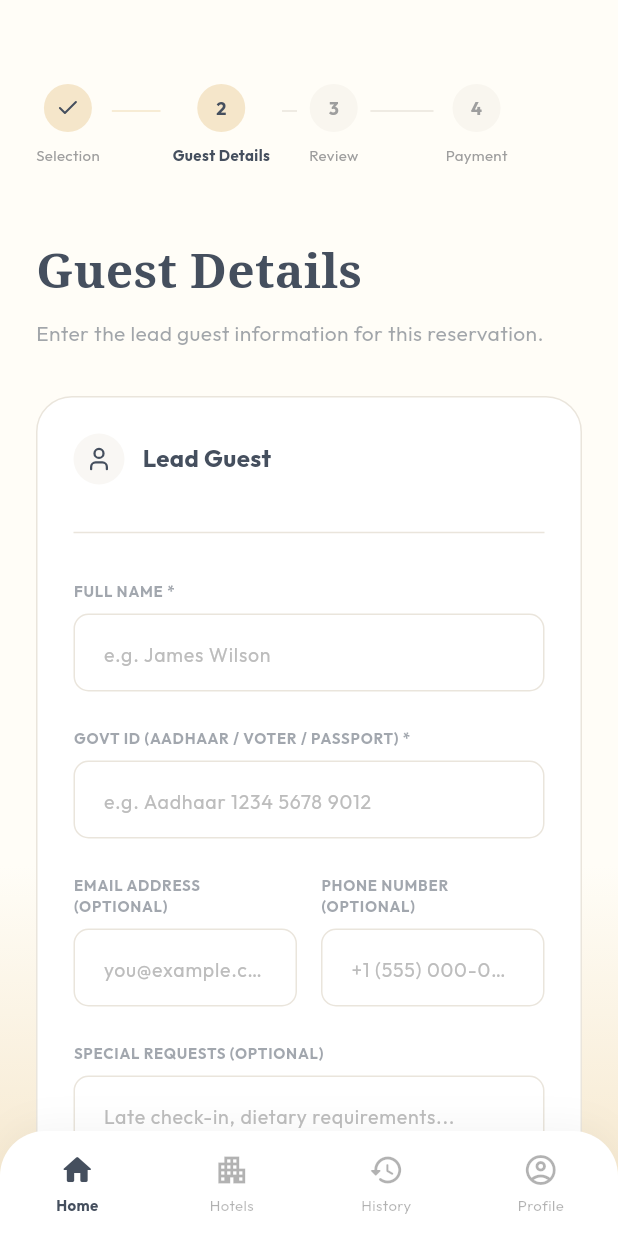
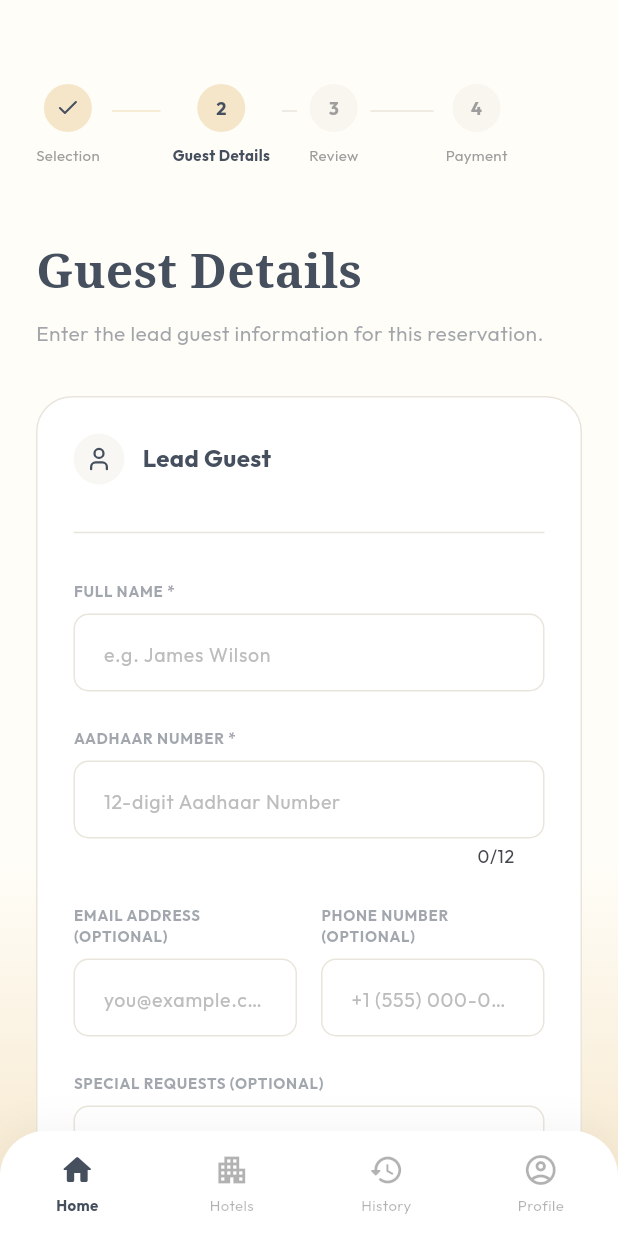
Before and after one commit to pavani163416/hotel-management, a Flutter app: the GuestDetailsPage screen opened by its route, on a phone screen of 412 x 824 dp. Run offline on Flutter 3.47's test engine with Material 3 defaults, Android fonts, the phone set to English and light mode, and no system bars; our stand-ins replace audioplayers, cached_network_image, dartz, dio, equatable, firebase_auth and 13 more; missing offline and left inert: dart:js, firebase_auth_platform_interface, gal; accounts and stored records are empty; network calls fail.

Commit message:
Rahima Changes-Aadhar Number

```diff
--- a/hotelmanag/lib/features/booking/presentation/pages/guest_details_page.dart
+++ b/hotelmanag/lib/features/booking/presentation/pages/guest_details_page.dart
@@ -1,4 +1,5 @@
 import 'package:flutter/material.dart';
+import 'package:flutter/services.dart';
 import 'package:lucide_icons/lucide_icons.dart';
 import 'package:go_router/go_router.dart';
 import 'package:provider/provider.dart';
@@ -259,9 +260,9 @@ class _GuestDetailsPageState extends State<GuestDetailsPage> {
           const SizedBox(height: 8),
           _buildTextField('e.g. James Wilson', _leadNameController, required: true),
           const SizedBox(height: 24),
-          _buildLabel('GOVT ID (AADHAAR / VOTER / PASSPORT) *'),
+          _buildLabel('AADHAAR NUMBER *'),
           const SizedBox(height: 8),
-          _buildTextField('e.g. Aadhaar 1234 5678 9012', _leadIdController, required: true),
+          _buildTextField('12-digit Aadhaar Number', _leadIdController, required: true, isAadhar: true),
           const SizedBox(height: 24),
           Row(
             children: [
@@ -341,9 +342,9 @@ class _GuestDetailsPageState extends State<GuestDetailsPage> {
           const SizedBox(height: 8),
           _buildTextField('Full Name', controllers['name']!, required: true),
           const SizedBox(height: 24),
-          _buildLabel('GOVT ID (AADHAAR / VOTER / PASSPORT) *'),
+          _buildLabel('AADHAAR NUMBER *'),
           const SizedBox(height: 8),
-          _buildTextField('Aadhaar / Voter ID / Passport number', controllers['id']!, required: true),
+          _buildTextField('12-digit Aadhaar Number', controllers['id']!, required: true, isAadhar: true),
           const SizedBox(height: 24),
           Row(
             children: [
@@ -430,9 +431,9 @@ class _GuestDetailsPageState extends State<GuestDetailsPage> {
                 child: Column(
                   crossAxisAlignment: CrossAxisAlignment.start,
                   children: [
-                    _buildLabel('GOVT ID (AADHAAR / VOTER / PASSPORT) *'),
+                    _buildLabel('AADHAAR NUMBER *'),
                     const SizedBox(height: 8),
-                    _buildTextField('Aadhaar / Voter ID / Passport number', controllers['id']!, required: true),
+                    _buildTextField('12-digit Aadhaar Number', controllers['id']!, required: true, isAadhar: true),
                   ],
                 ),
               ),
@@ -463,10 +464,13 @@ class _GuestDetailsPageState extends State<GuestDetailsPage> {
     return Text(text, style: TextStyle(fontSize: 10, fontWeight: FontWeight.bold, color: AppTheme.primaryColor.withOpacity(0.5), letterSpacing: 0.5));
   }
 
-  Widget _buildTextField(String hint, TextEditingController controller, {int maxLines = 1, bool required = false, bool isEmail = false}) {
+  Widget _buildTextField(String hint, TextEditingController controller, {int maxLines = 1, bool required = false, bool isEmail = false, bool isAadhar = false}) {
     return TextFormField(
       controller: controller,
       maxLines: maxLines,
+      maxLength: isAadhar ? 12 : null,
+      inputFormatters: isAadhar ? [FilteringTextInputFormatter.digitsOnly] : null,
+      keyboardType: isAadhar ? TextInputType.number : (isEmail ? TextInputType.emailAddress : TextInputType.text),
       validator: (value) {
         if (required && (value == null || value.isEmpty)) {
           return 'This field is required';
@@ -475,6 +479,12 @@ class _GuestDetailsPageState extends State<GuestDetailsPage> {
           final emailRegex = RegExp(r'^[\w-\.]+@([\w-]+\.)+[\w-]{2,4}$');
           if (!emailRegex.hasMatch(value)) {
             return 'Please enter a valid email';
+          }
+        }
+        if (isAadhar && value != null && value.isNotEmpty) {
+          final aadharRegex = RegExp(r'^\d{12}$');
+          if (!aadharRegex.hasMatch(value.replaceAll(' ', ''))) {
+            return 'Aadhaar must be exactly 12 digits';
           }
         }
         return null;
```
